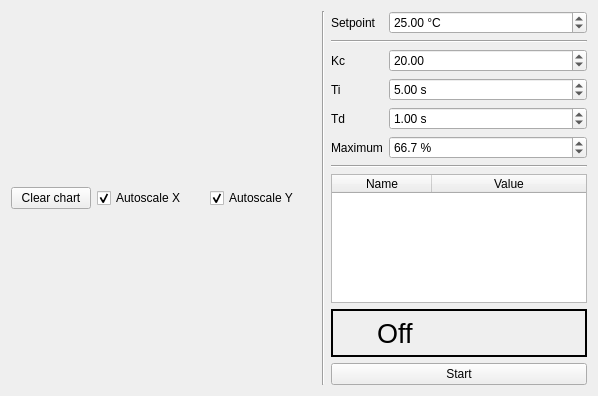
First picture: the form in WidgetPID.ui, repository AGuilbault/Microcal, before the edit.
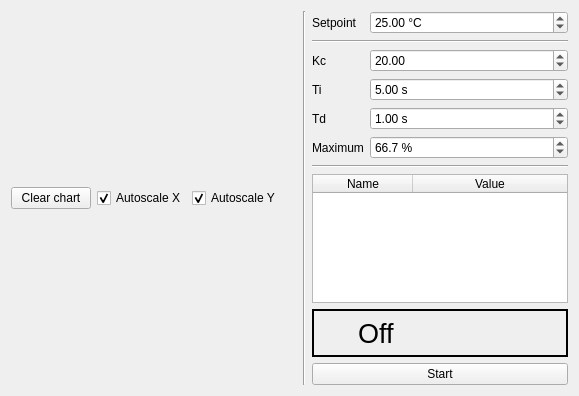
Second picture: the form after the edit.

Commit message: Changed saving method. Added clear button and autoscale control to nvolt graph.

```diff
--- a/WidgetPID.ui
+++ b/WidgetPID.ui
@@ -6,7 +6,7 @@
    <rect>
     <x>0</x>
     <y>0</y>
-    <width>598</width>
+    <width>579</width>
     <height>396</height>
    </rect>
   </property>
@@ -251,6 +251,19 @@
          </property>
         </widget>
        </item>
+       <item>
+        <spacer name="horizontalSpacer">
+         <property name="orientation">
+          <enum>Qt::Horizontal</enum>
+         </property>
+         <property name="sizeHint" stdset="0">
+          <size>
+           <width>40</width>
+           <height>20</height>
+          </size>
+         </property>
+        </spacer>
+       </item>
       </layout>
      </item>
     </layout>
```
The commit also changes 5 other files.
